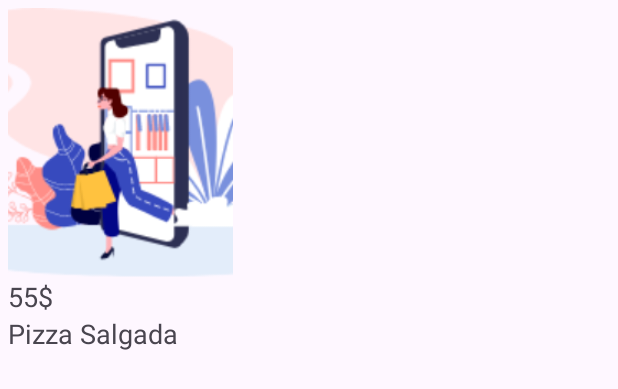
After one commit to nigabeto/RosaFoodsMobile, an Android app: the layout single_bestsell_item.xml on its own in the app's theme, with its tools: preview values and no code run, on a phone screen of 412 x 824 dp. The commit adds this screen. Shown: the top 389 px of the screen. Run offline under Robolectric (Android 15) with nearby library versions, the phone set to English and light mode, and no system bars.

Commit message:
Criação da Activity BestSell para receber imagens single_bestsell

```diff
--- /dev/null
+++ b/app/src/main/res/layout/single_bestsell_item.xml
@@ -0,0 +1,26 @@
+<?xml version="1.0" encoding="utf-8"?>
+<LinearLayout xmlns:android="http://schemas.android.com/apk/res/android"
+    android:orientation="vertical"
+    android:padding="5dp"
+    android:layout_width="wrap_content"
+    android:layout_height="wrap_content">
+    <ImageView
+        android:id="@+id/bs_img"
+        android:layout_width="150dp"
+        android:layout_height="180dp"
+        android:scaleType="centerCrop"
+        android:src="@drawable/art_word"/>
+    <TextView
+        android:id="@+id/bs_cost"
+        android:layout_width="wrap_content"
+        android:layout_height="wrap_content"
+        android:text="55$"
+        android:textSize="18sp"/>
+    <TextView
+        android:id="@+id/bs_name"
+        android:layout_width="wrap_content"
+        android:layout_height="wrap_content"
+        android:text="Pizza Salgada"
+        android:textSize="18sp"/>
+
+</LinearLayout>
```
Also changed, not shown: app/src/main/java/com/jrmedia/rosafoods/adapter/BestSellAdapter.java (added, +66 -0 lines), app/src/main/java/com/jrmedia/rosafoods/adapter/FeatureAdapter.java (+6 -1 lines), app/src/main/java/com/jrmedia/rosafoods/domain/BestSell.java (+48 -0 lines), app/src/main/java/com/jrmedia/rosafoods/fragment/HomeFragment.java (+34 -1 lines).
